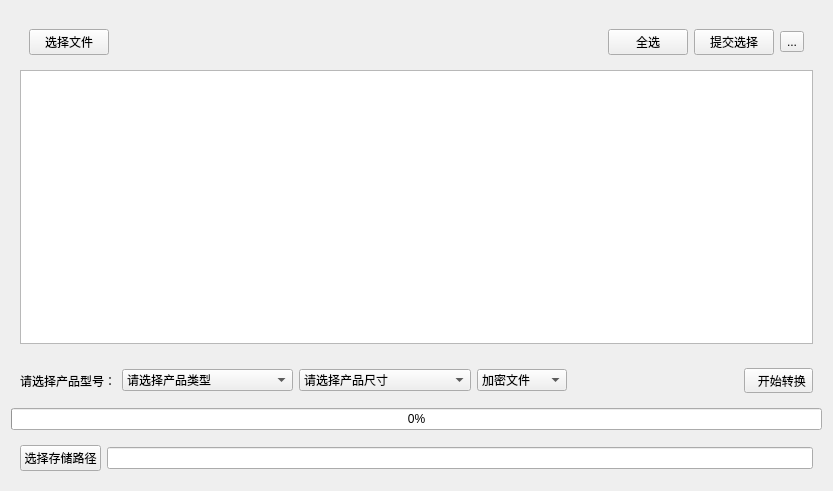
The window that uidemo08/form/fileconversionpanel.ui (ZeYu1391774324/BX-MagnetDetectorProject) describes before a commit, drawn with Qt 5.
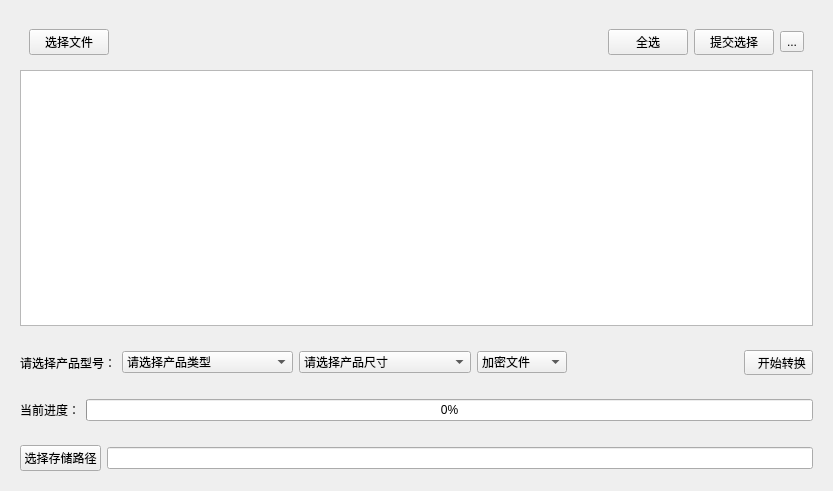
The same window after the commit. Icons and pictures are not drawn.

```diff
--- a/uidemo08/form/fileconversionpanel.ui
+++ b/uidemo08/form/fileconversionpanel.ui
@@ -201,10 +201,23 @@
     </widget>
    </item>
    <item>
+    <widget class="QWidget" name="widget_5" native="true">
+     <layout class="QHBoxLayout" name="horizontalLayout_4">
+      <item>
+       <widget class="QLabel" name="convertProgressLabel">
+        <property name="text">
+         <string>当前进度：</string>
+        </property>
+       </widget>
+      </item>
+      <item>
     <widget class="QProgressBar" name="progressBar">
      <property name="value">
       <number>0</number>
      </property>
+       </widget>
+      </item>
+     </layout>
     </widget>
    </item>
    <item>
```
Lines whose indentation alone changed are shown as unchanged.
